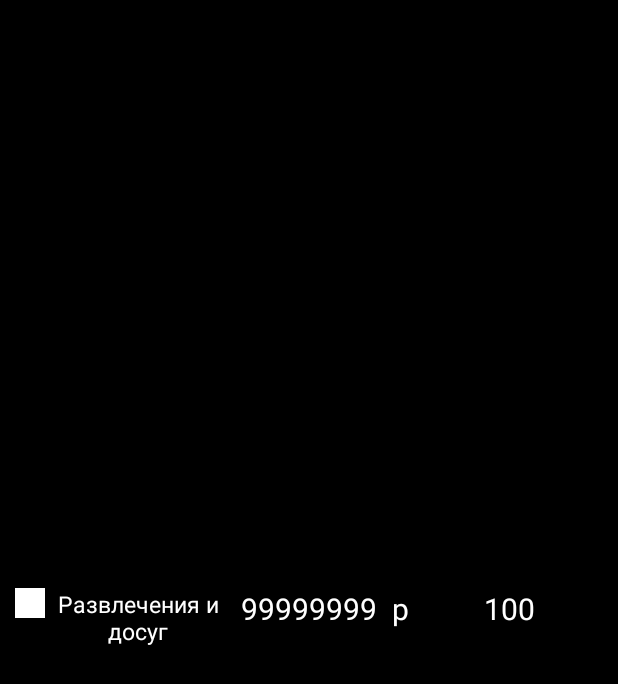
After one commit to PennyTeam/PennyJoy1, an Android app: the layout legend_template.xml on its own in the app's theme, with its tools: preview values and no code run, on a phone screen of 412 x 824 dp. The commit adds this screen. Shown: the top 684 px of the screen. Run offline under Robolectric (Android 15) with nearby library versions, the phone set to English and light mode, and no system bars.

Commit message:
made on meeting

```diff
--- a/app/src/main/java/com/example/pennyjoy/Fragments/AddGoodFragment.java
+++ b/app/src/main/java/com/example/pennyjoy/Fragments/AddGoodFragment.java
@@ -142,7 +142,7 @@ public class AddGoodFragment extends Fragment {
                     double costOfGood= Double.parseDouble(txtCost.getText().toString());
                     Category category=(Category) dropDownCategory.getSelectedItem();
 
-                    Good good=new Good(category.getId(),nameOfGood,costOfGood,purchaseOfPurpose,keyOfUser);
+                    Good good=new Good(category.getId(),nameOfGood,costOfGood,purchaseOfPurpose,keyOfUser,System.currentTimeMillis());
                     GoodProvider provider=new GoodProvider();
                     provider.addGood(good);
                     GoodsList goodsList=  GoodsList.getInstance();
@@ -183,7 +183,7 @@ public class AddGoodFragment extends Fragment {
 
                             currentGoal.setFullness(currentGoal.getFullness() + costOfGood);
                             Good good =new Good(7,currentGoal.getName(), currentGoal.getFullness()
-                            ,currentGoal.getWhatFor(),currentGoal.getUserKey());
+                            ,currentGoal.getWhatFor(),currentGoal.getUserKey(), System.currentTimeMillis());
 
                             GoodProvider provider=new GoodProvider();
                             provider.addGood(good);
--- a/app/src/main/res/layout/activity_set_user.xml
+++ b/app/src/main/res/layout/activity_set_user.xml
@@ -202,7 +202,7 @@
                 android:orientation="horizontal"
                 android:layout_height="wrap_content"
                 android:background="@drawable/template_for_tv_in_set_user_name"
-                android:id="@+id/listViewWithSalary"
+                android:id="@+id/linearWithSalary"
                 android:layout_centerInParent="true">
                 <RelativeLayout
                     android:layout_width="match_parent"
--- /dev/null
+++ b/app/src/main/res/layout/legend_template.xml
@@ -0,0 +1,83 @@
+<?xml version="1.0" encoding="utf-8"?>
+<RelativeLayout
+    xmlns:android="http://schemas.android.com/apk/res/android"
+    android:layout_width="match_parent"
+    android:layout_height="match_parent"
+    android:background="@color/black">
+
+    <RelativeLayout
+        android:layout_width="match_parent"
+        android:layout_height="wrap_content"
+        android:layout_centerInParent="true">
+        <LinearLayout
+            android:layout_width="match_parent"
+            android:layout_height="wrap_content"
+            android:orientation="horizontal">
+            <RelativeLayout
+                android:layout_width="match_parent"
+                android:layout_height="wrap_content">
+
+                <View
+                    android:id="@+id/rectangleForCategoryColor"
+                    android:layout_width="20dp"
+                    android:layout_height="20dp"
+                    android:background="@color/white"
+                    android:layout_alignParentLeft="true"
+                    android:layout_marginLeft="10dp"
+                    >
+                </View>
+                <TextView
+                    android:id="@+id/lblNameOfCategory"
+                    android:layout_width="wrap_content"
+                    android:layout_height="wrap_content"
+                    android:textColor="@color/white"
+                    android:textSize="15dp"
+                    android:text="Развлечения и досуг"
+                    android:gravity="center"
+                    android:maxWidth="110dp"
+                    android:layout_toRightOf="@id/rectangleForCategoryColor"
+                    android:layout_marginLeft="7dp"/>
+
+
+
+                <TextView
+                    android:id="@+id/lblCostOfCategory"
+                    android:layout_width="wrap_content"
+                    android:layout_height="wrap_content"
+                    android:textColor="@color/white"
+                    android:textSize="20dp"
+                    android:text="99999999"
+                    android:gravity="center"
+                    android:maxWidth="110dp"
+                    android:layout_centerHorizontal="true"
+                    android:layout_marginLeft="15dp"/>
+
+                <TextView
+                    android:id="@+id/lblCurrencyOfCategoryCost"
+                    android:layout_width="wrap_content"
+                    android:layout_height="wrap_content"
+                    android:textColor="@color/white"
+                    android:textSize="20dp"
+                    android:text="p"
+                    android:layout_toRightOf="@id/lblCostOfCategory"
+                    android:layout_marginLeft="10dp"/>
+
+                <TextView
+                    android:id="@+id/lblPercentageOfCategory"
+                    android:layout_width="wrap_content"
+                    android:layout_height="wrap_content"
+                    android:textColor="@color/white"
+                    android:textSize="20dp"
+                    android:text="100"
+                    android:layout_toRightOf="@id/lblCurrencyOfCategoryCost"
+                    android:layout_marginLeft="50dp"/>
+
+
+            </RelativeLayout>
+        </LinearLayout>
+    </RelativeLayout>
+
+
+
+
+</RelativeLayout>
```
Also changed, not shown: app/src/main/java/Adapters/LegendAdapter.java (added, +75 -0 lines), app/src/main/java/Models/Good.java (+14 -3 lines), app/src/main/java/Models/RoundedHorizontalBarChartRenderer.java (added, +112 -0 lines), app/src/main/java/com/example/pennyjoy/ChartsActivity.java (+76 -17 lines), app/src/main/res/layout/activity_charts.xml (+50 -4 lines).
